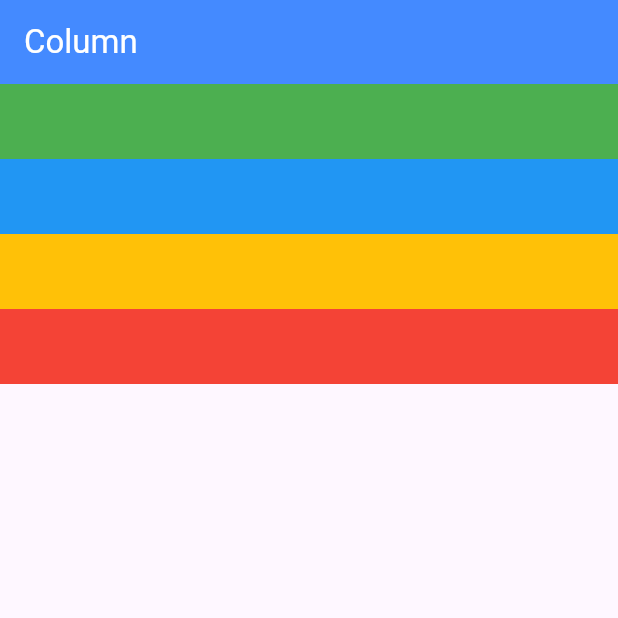
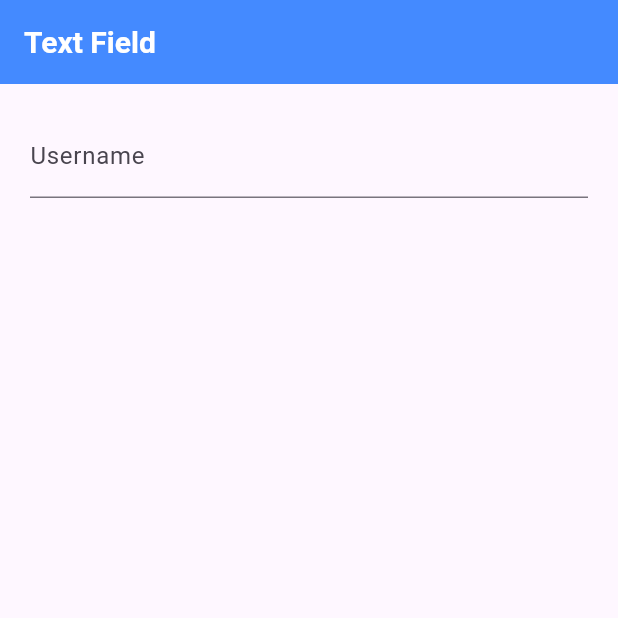
Before and after one commit to Sandydht/first_app, a Flutter app: the screen it shows after launch, on a phone screen of 412 x 824 dp, the top half of it. Run offline on Flutter 3.47's test engine with Material 3 defaults, Android fonts, the phone set to English and light mode, and no system bars.

Commit message:
feat: text field

```diff
--- a/lib/main.dart
+++ b/lib/main.dart
@@ -1,7 +1,7 @@
 import 'package:flutter/material.dart';
 
 void main() {
-  runApp(const MyApp());
+  runApp(MyApp());
 }
 
 class MyApp extends StatelessWidget {
@@ -10,39 +10,28 @@ class MyApp extends StatelessWidget {
   @override
   Widget build(BuildContext context) {
     return MaterialApp(
+      title: 'Text Field',
       home: Scaffold(
         appBar: AppBar(
-          title: const Text(
-            'Column',
-            style: TextStyle(color: Colors.white),
+          backgroundColor: Colors.blueAccent,
+          title: Text(
+            'Text Field',
+            style: TextStyle(
+              fontSize: 20,
+              fontWeight: FontWeight.bold,
+              color: Colors.white
+            ),
           ),
-          backgroundColor: Colors.blueAccent,
         ),
-        body: Column(
-          mainAxisAlignment: MainAxisAlignment.start,
-          crossAxisAlignment: CrossAxisAlignment.start,
-          children: [
-            Container(
-              // width: 200,
-              height: 50,
-              color: Colors.green,
+        body: Container(
+          padding: EdgeInsets.all(20),
+          child: TextField(
+            decoration: InputDecoration(
+              labelText: 'Username',
+              hintText: 'Enter your username'
             ),
-            Container(
-              // width: 50,
-              height: 50,
-              color: Colors.blue,
-            ),
-            Container(
-              // width: 100,
-              height: 50,
-              color: Colors.amber,
-            ),
-            Container(
-              // width: 300,
-              height: 50,
-              color: Colors.red,
-            )
-          ]
+            keyboardType: TextInputType.text,
+          ),
         ),
       ),
     );
```
